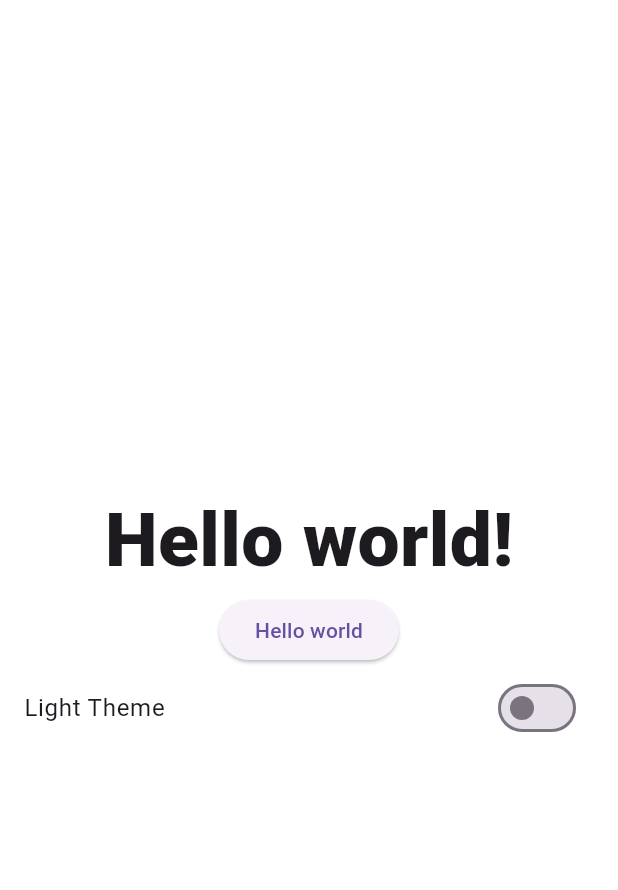
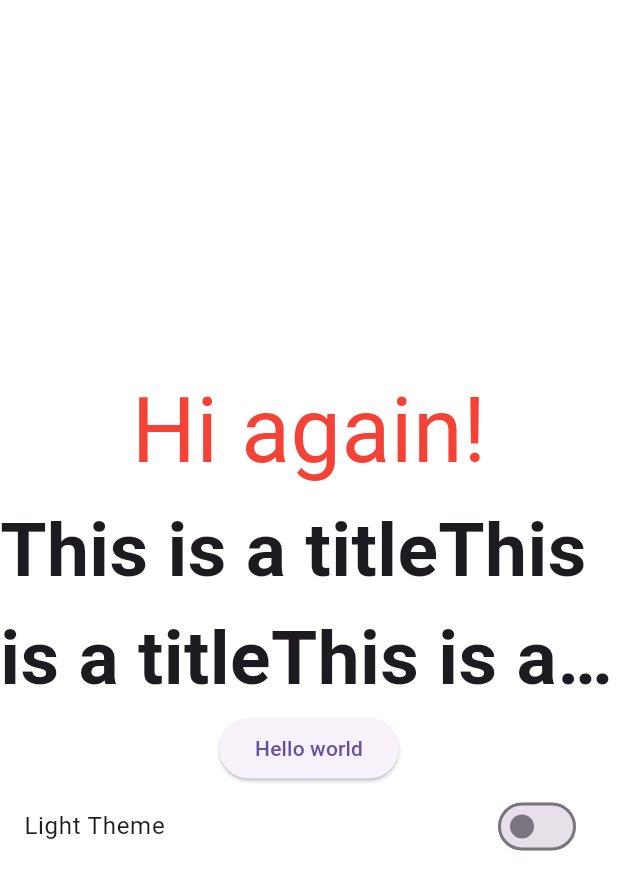
Before and after one commit to JacklynConn/build-commerce, a Flutter app: the screen it shows after launch, on a phone screen of 412 x 824 dp. Shown: the top 890 px of the screen. Run offline on Flutter 3.47's test engine with Material 3 defaults, Android fonts, the phone set to English and light mode, and no system bars; our stand-ins replace shared_preferences.

Commit message:
17. Create the text custom widget

```diff
--- a/lib/main.dart
+++ b/lib/main.dart
@@ -1,8 +1,8 @@
 import 'package:flutter/material.dart';
+import 'package:flutter_build_ecommerce/screens/home_screen.dart';
 import '/providers/theme_provider.dart';
 import 'package:provider/provider.dart';
 import '/consts/theme_data.dart';
-import '/screens/home_screen.dart';
 
 void main() {
   runApp(const MyApp());
@@ -22,21 +22,11 @@ class MyApp extends StatelessWidget {
         return MaterialApp(
           title: 'Show Smart AR',
           debugShowCheckedModeBanner: false,
-          theme: Styles.themeData(isDarkTheme: themeProvider.getIsDarkTheme, context: context),
+          theme: Styles.themeData(
+              isDarkTheme: themeProvider.getIsDarkTheme, context: context),
           home: const HomeScreen(),
         );
       }),
     );
   }
 }
-
-class HomePage extends StatelessWidget {
-  const HomePage({super.key});
-
-  @override
-  Widget build(BuildContext context) {
-    return Container(
-
-    );
-  }
-}
--- a/lib/providers/theme_provider.dart
+++ b/lib/providers/theme_provider.dart
@@ -1,5 +1,6 @@
-import 'package:flutter/cupertino.dart';
+
 import 'package:shared_preferences/shared_preferences.dart';
+import 'package:flutter/material.dart';
 
 class ThemeProvider with ChangeNotifier {
   static const THEME_STATUS = "THEME_STATUS";
@@ -24,6 +25,7 @@ class ThemeProvider with ChangeNotifier {
     SharedPreferences prefs = await SharedPreferences.getInstance();
     _darkTheme = prefs.getBool(THEME_STATUS) ?? false;
     notifyListeners();
-    return _darkTheme;
+     return _darkTheme;
+
   }
 }
--- a/lib/screens/home_screen.dart
+++ b/lib/screens/home_screen.dart
@@ -1,4 +1,6 @@
 import 'package:flutter/material.dart';
+import 'package:flutter_build_ecommerce/widgets/subtitle_text.dart';
+import 'package:flutter_build_ecommerce/widgets/title_text.dart';
 import '/providers/theme_provider.dart';
 import 'package:provider/provider.dart';
 
@@ -12,12 +14,15 @@ class HomeScreen extends StatelessWidget {
       body: Column(
         mainAxisAlignment: MainAxisAlignment.center,
         children: [
-          const Text(
-            'Hello world!',
-            style: TextStyle(
-              fontSize: 50,
-              fontWeight: FontWeight.w800,
-            ),
+          const SubtitleWidget(
+            label: "Hi again!",
+            fontSize: 60,
+            color: Colors.red,
+          ),
+          TitleTextWidget(
+            label: "This is a title" * 10,
+            fontSize: 50,
+            maxLines: 2,
           ),
           ElevatedButton(
             onPressed: () {},
--- /dev/null
+++ b/lib/widgets/subtitle_text.dart
@@ -0,0 +1,34 @@
+import 'package:flutter/material.dart';
+
+class SubtitleWidget extends StatelessWidget {
+  const SubtitleWidget({
+    super.key,
+    required this.label,
+    this.fontSize = 18,
+    this.fontStyle = FontStyle.normal,
+    this.fontWeight = FontWeight.normal,
+    this.color,
+    this.textDecoration = TextDecoration.none,
+  });
+
+  final String label;
+  final double fontSize;
+  final FontStyle fontStyle;
+  final FontWeight? fontWeight;
+  final Color? color;
+  final TextDecoration textDecoration;
+
+  @override
+  Widget build(BuildContext context) {
+    return Text(
+      label,
+      style: TextStyle(
+        fontSize: fontSize,
+        fontWeight: fontWeight,
+        color: color,
+        fontStyle: fontStyle,
+        decoration: textDecoration,
+      ),
+    );
+  }
+}
--- /dev/null
+++ b/lib/widgets/title_text.dart
@@ -0,0 +1,30 @@
+import 'package:flutter/material.dart';
+
+class TitleTextWidget extends StatelessWidget {
+  const TitleTextWidget({
+    super.key,
+    required this.label,
+    this.fontSize = 20,
+    this.color,
+    this.maxLines,
+  });
+
+  final String label;
+  final double fontSize;
+  final Color? color;
+  final int? maxLines;
+
+  @override
+  Widget build(BuildContext context) {
+    return Text(
+      label,
+      maxLines: maxLines,
+      style: TextStyle(
+        fontSize: fontSize,
+        color: color,
+        fontWeight: FontWeight.bold,
+        overflow: TextOverflow.ellipsis,
+      ),
+    );
+  }
+}
```
